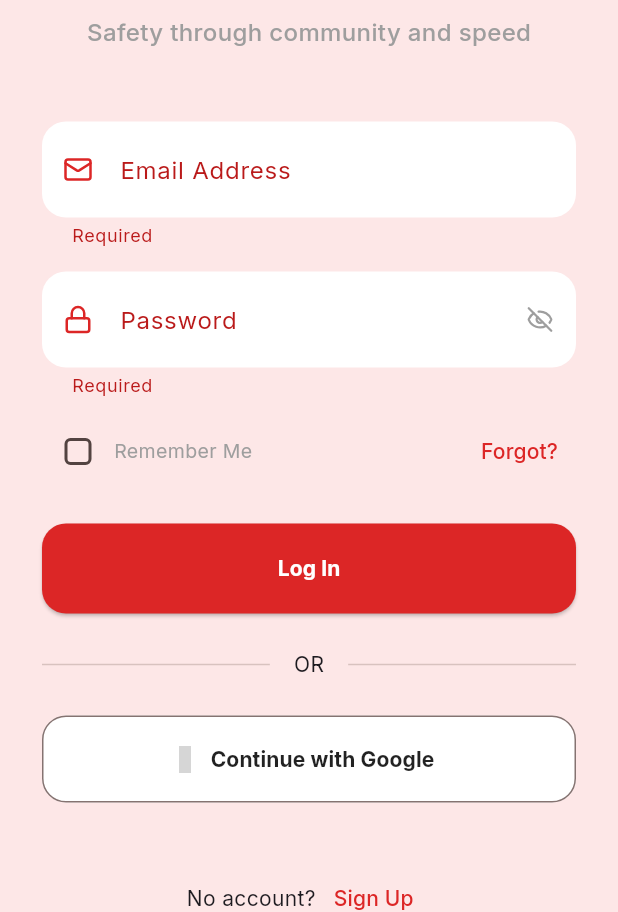
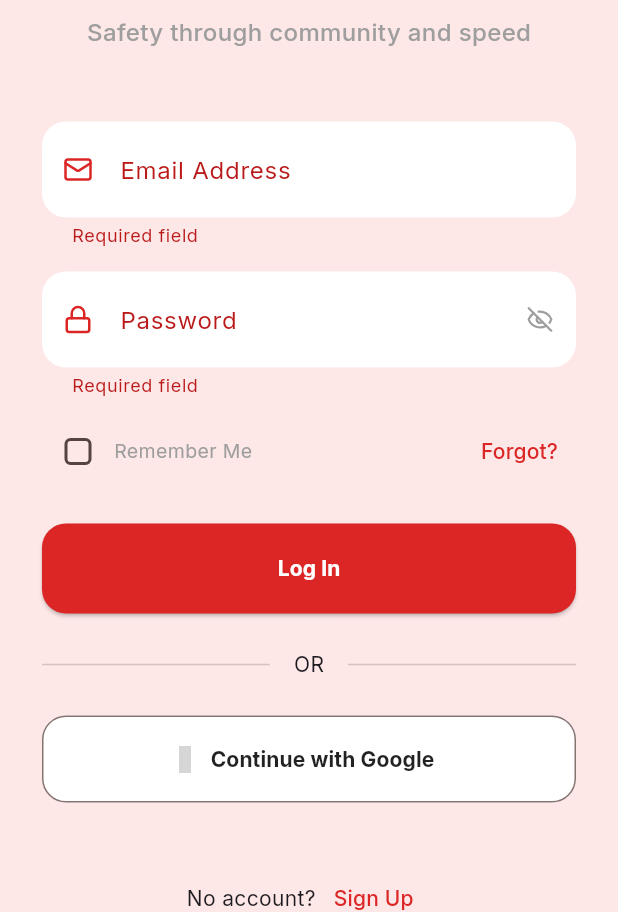
Before and after one commit to Nimeshkaushalya/ResQ, a Flutter app: the screen it shows after launch, after a tap on "Log In", on a phone screen of 412 x 824 dp, the part 324-1236 px from its top. Run offline on Flutter 3.47's test engine with Material 3 defaults, Android fonts, the phone set to English and light mode, and no system bars; our stand-ins replace cloud_firestore, connectivity_plus, firebase_auth, firebase_core, firebase_messaging, flutter_dotenv and 16 more; missing offline and left inert: cloudinary_public, tflite_flutter; accounts and stored records are empty; grey boxes are pictures that could not be loaded.

Commit message:
Finalizing ResQ Stability: True SMS Fallback, GPS Coordinates in Alerts, Login Validation, and Enhanced Verification Routing

```diff
--- a/lib/screens/auth_wrapper.dart
+++ b/lib/screens/auth_wrapper.dart
@@ -77,8 +77,6 @@ class UserStatusRouter extends StatelessWidget {
           return (role == 'emergency_responder') ? const ResponderMainScaffold() : const MainScaffold();
         }
 
-        if (status == 'rejected') return const RejectedScreen();
-
         return const PendingApprovalScreen();
       },
     );
--- a/lib/screens/login_screen.dart
+++ b/lib/screens/login_screen.dart
@@ -235,7 +235,17 @@ class _LoginScreenState extends State<LoginScreen> {
         border: OutlineInputBorder(borderRadius: BorderRadius.circular(16), borderSide: BorderSide.none),
         contentPadding: const EdgeInsets.symmetric(horizontal: 16, vertical: 20),
       ),
-      validator: (v) => v!.isEmpty ? 'Required' : null,
+      validator: (v) {
+        if (v == null || v.isEmpty) return 'Required field';
+        if (label.toLowerCase().contains('email')) {
+          final emailRegExp = RegExp(r'^[\w-\.]+@([\w-]+\.)+[\w-]{2,4}$');
+          if (!emailRegExp.hasMatch(v)) return 'Enter a valid email';
+        }
+        if (label.toLowerCase().contains('password')) {
+          if (v.length < 6) return 'Password must be at least 6 characters';
+        }
+        return null;
+      },
     );
   }
 }
```
Also changed, not shown: lib/services/auth_service.dart (+26 -2 lines), lib/services/emergency_service.dart (+34 -17 lines).
